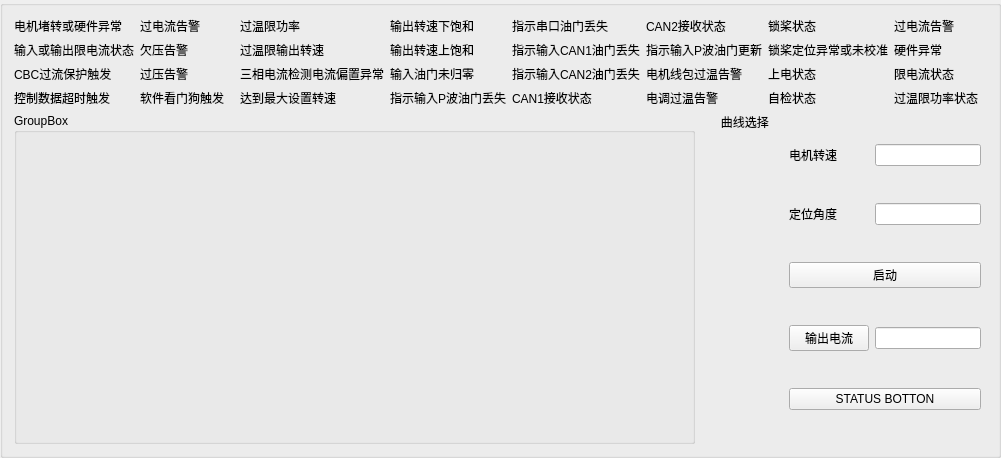
Qt form MotorTest/motor.ui (Cooperxe/Gas_Town) before a commit.
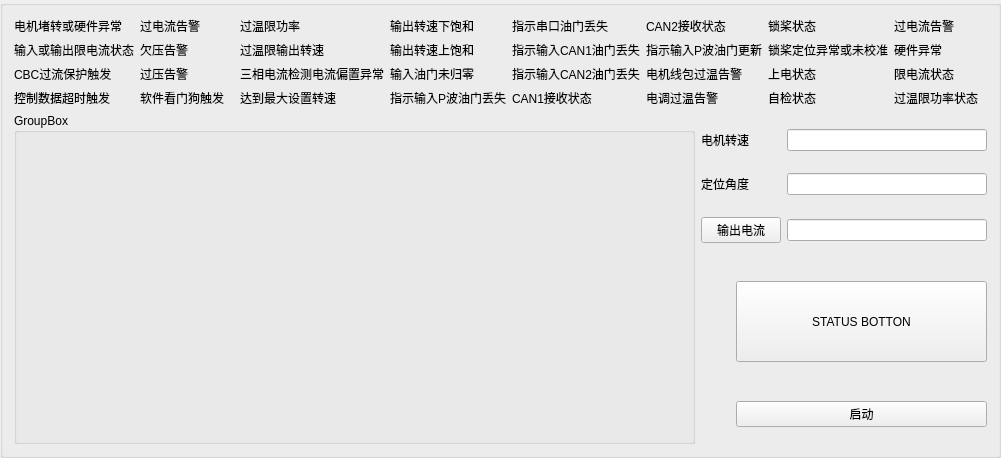
The same form after that commit. Custom widgets are drawn as their Qt base class.

Commit message: on_pushButton_2_clicked中    chargeValue_2[0] = textValue2.toUInt();第二次点击时报错

```diff
--- a/MotorTest/motor.ui
+++ b/MotorTest/motor.ui
@@ -7,14 +7,14 @@
     <x>0</x>
     <y>0</y>
     <width>1001</width>
-    <height>436</height>
+    <height>444</height>
    </rect>
   </property>
   <property name="windowTitle">
    <string>GroupBox</string>
   </property>
-  <layout class="QGridLayout" name="gridLayout_3">
-   <item row="0" column="0" colspan="4">
+  <layout class="QGridLayout" name="gridLayout_4">
+   <item row="0" column="0" colspan="3">
     <layout class="QGridLayout" name="gridLayout">
      <item row="1" column="1">
       <widget class="QLabel" name="label_6">
@@ -242,31 +242,7 @@
      </item>
     </layout>
    </item>
-   <item row="1" column="1">
-    <layout class="QVBoxLayout" name="verticalLayout">
-     <item>
-      <widget class="QLabel" name="label">
-       <property name="text">
-        <string>      曲线选择    </string>
-       </property>
-      </widget>
-     </item>
-     <item>
-      <spacer name="verticalSpacer">
-       <property name="orientation">
-        <enum>Qt::Vertical</enum>
-       </property>
-       <property name="sizeHint" stdset="0">
-        <size>
-         <width>20</width>
-         <height>40</height>
-        </size>
-       </property>
-      </spacer>
-     </item>
-    </layout>
-   </item>
-   <item row="1" column="0">
+   <item row="1" column="0" rowspan="3">
     <widget class="QGroupBox" name="groupBox">
      <property name="minimumSize">
       <size>
@@ -291,10 +267,10 @@
      </layout>
     </widget>
    </item>
-   <item row="1" column="2">
-    <layout class="QGridLayout" name="gridLayout_2">
-     <item row="1" column="1">
-      <widget class="QLineEdit" name="lineEdit_3"/>
+   <item row="1" column="1" colspan="2">
+    <layout class="QGridLayout" name="gridLayout_3">
+     <item row="0" column="1">
+      <widget class="QLineEdit" name="lineEdit"/>
      </item>
      <item row="1" column="0">
       <widget class="QLabel" name="label_35">
@@ -303,6 +279,9 @@
        </property>
       </widget>
      </item>
+     <item row="1" column="1">
+      <widget class="QLineEdit" name="lineEdit_3"/>
+     </item>
      <item row="0" column="0">
       <widget class="QLabel" name="label_34">
        <property name="text">
@@ -310,12 +289,53 @@
        </property>
       </widget>
      </item>
-     <item row="3" column="1">
+     <item row="2" column="0">
+      <widget class="QPushButton" name="pushButton_2">
+       <property name="text">
+        <string>输出电流</string>
+       </property>
+      </widget>
+     </item>
+     <item row="2" column="1">
       <widget class="QLineEdit" name="lineEdit_2"/>
      </item>
-     <item row="0" column="1">
-      <widget class="QLineEdit" name="lineEdit"/>
+    </layout>
+   </item>
+   <item row="2" column="1" rowspan="2">
+    <layout class="QVBoxLayout" name="verticalLayout">
+     <item>
+      <spacer name="verticalSpacer">
+       <property name="orientation">
+        <enum>Qt::Vertical</enum>
+       </property>
+       <property name="sizeHint" stdset="0">
+        <size>
+         <width>20</width>
+         <height>40</height>
+        </size>
+       </property>
+      </spacer>
      </item>
+    </layout>
+   </item>
+   <item row="2" column="2">
+    <widget class="QPushButton" name="statusbotton">
+     <property name="enabled">
+      <bool>true</bool>
+     </property>
+     <property name="minimumSize">
+      <size>
+       <width>251</width>
+       <height>81</height>
+      </size>
+     </property>
+     <property name="text">
+      <string>STATUS BOTTON</string>
+     </property>
+    </widget>
+   </item>
+   <item row="3" column="2">
+    <layout class="QGridLayout" name="gridLayout_2">
      <item row="2" column="0" colspan="2">
       <widget class="QPushButton" name="pushButton">
        <property name="text">
@@ -323,20 +343,6 @@
        </property>
       </widget>
      </item>
-     <item row="3" column="0">
-      <widget class="QPushButton" name="pushButton_2">
-       <property name="text">
-        <string>输出电流</string>
-       </property>
-      </widget>
-     </item>
-     <item row="6" column="0" colspan="2">
-      <widget class="QPushButton" name="statusbotton">
-       <property name="text">
-        <string>STATUS BOTTON</string>
-       </property>
-      </widget>
-     </item>
     </layout>
    </item>
   </layout>
```
The commit also changes 16 other files.
